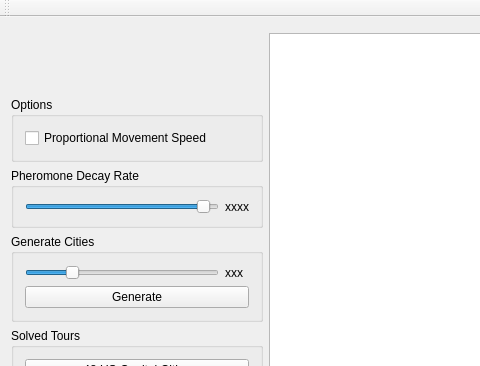
The window that mainwindow.ui (DrewMartin/TSP-ants) describes before a commit, drawn with Qt 5; both pictures show x 0 to 480 and y 0 to 366 of the 790 by 581 pixel window.
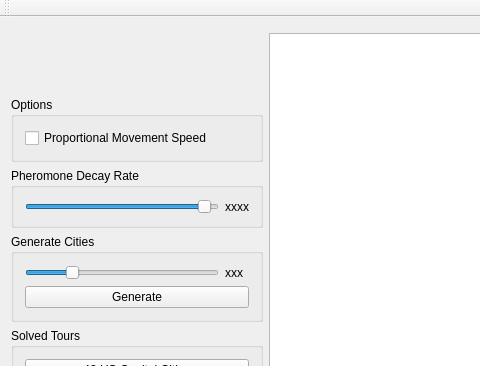
The same window after the commit. Custom widgets are drawn as their Qt base class.

```diff
--- a/mainwindow.ui
+++ b/mainwindow.ui
@@ -58,7 +58,7 @@
          <item>
           <widget class="QSlider" name="decayRateSlider">
            <property name="minimum">
-            <number>10</number>
+            <number>0</number>
            </property>
            <property name="value">
             <number>95</number>
```
